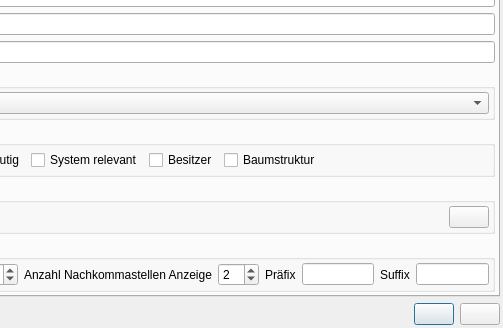
Before: the Qt Designer form guitools/wmsdevelopmentplatform/src/cwmsaddclassmemberdlg.ui in WOGRA-AG/wms, drawn with Qt 5; both pictures show x 233 to 736 and y 215 to 543 of the 736 by 543 pixel window.
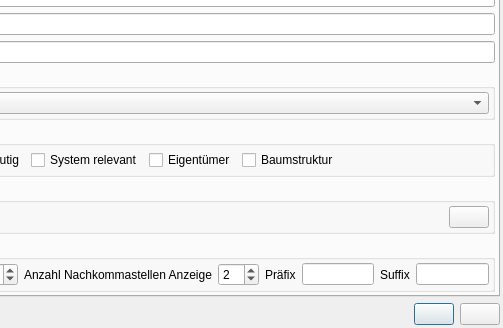
After: the same form once the commit is applied. Icons and pictures are not drawn.

Patch:
```diff
--- a/guitools/wmsdevelopmentplatform/src/cwmsaddclassmemberdlg.ui
+++ b/guitools/wmsdevelopmentplatform/src/cwmsaddclassmemberdlg.ui
@@ -192,7 +192,7 @@
             <item>
              <widget class="QCheckBox" name="m_pqchbOwner">
               <property name="text">
-               <string>Besitzer</string>
+               <string>Eigentümer</string>
               </property>
              </widget>
             </item>
```
